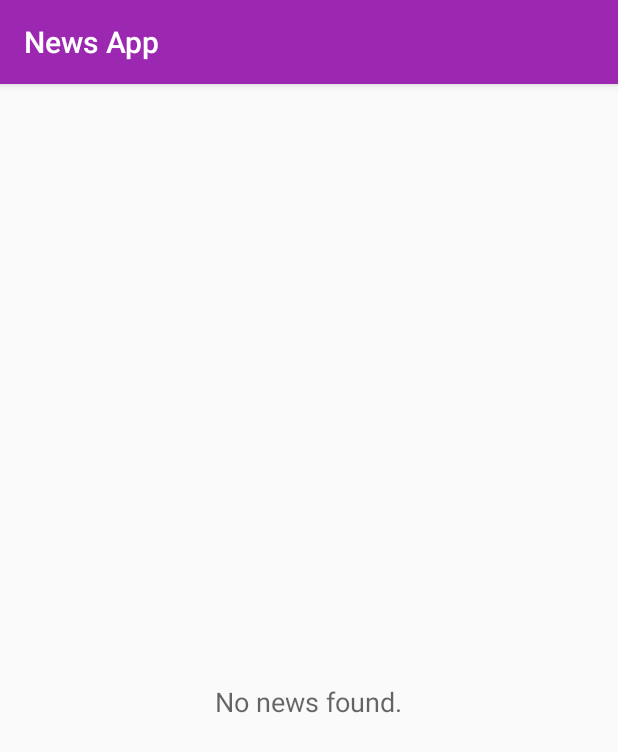
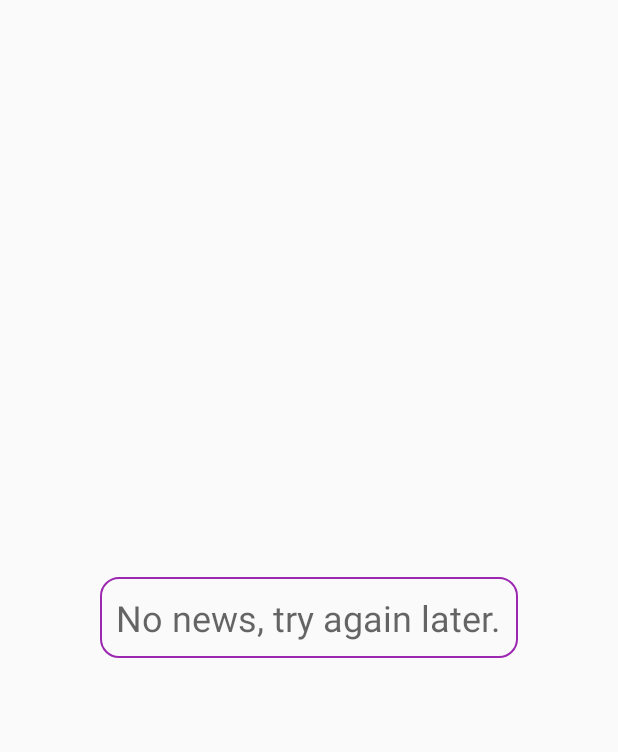
Before and after one commit to angwandi/NewsAppABNSGU, an Android app: the screen it shows after launch (NewsAppActivity), on a phone screen of 412 x 824 dp. Shown: the top 752 px of the screen. Run offline under Robolectric (Android 15) with nearby library versions, the phone set to English and light mode, and no system bars.

Commit message:
Cleaning before submission

```diff
--- a/app/src/main/java/com/example/demad/newsapp/NewsAppActivity.java
+++ b/app/src/main/java/com/example/demad/newsapp/NewsAppActivity.java
@@ -7,12 +7,15 @@ import android.content.Loader;
 import android.net.ConnectivityManager;
 import android.net.NetworkInfo;
 import android.net.Uri;
+import android.os.Build;
+import android.support.annotation.RequiresApi;
 import android.support.v7.app.AppCompatActivity;
 import android.os.Bundle;
 import android.view.View;
 import android.widget.AdapterView;
 import android.widget.ListView;
 import android.widget.TextView;
+import android.support.v7.widget.Toolbar;
 
 import java.util.ArrayList;
 import java.util.List;
@@ -31,11 +34,17 @@ public class NewsAppActivity extends AppCompatActivity
      * TextView that is displayed when the list is empty
      */
     private TextView mEmptyStateTextView;
+    /**
+     * Toolbar
+     */
+    Toolbar toolbar;
 
+    @RequiresApi(api = Build.VERSION_CODES.LOLLIPOP)
     @Override
     protected void onCreate(Bundle savedInstanceState) {
         super.onCreate(savedInstanceState);
         setContentView(R.layout.activity_news_app);
+        toolbar = findViewById(R.id.toolbar);
         // Find a reference to the {@link ListView} in the layout
         ListView newsAppListView = findViewById(R.id.list);
         mEmptyStateTextView = findViewById(R.id.empty_view);
@@ -83,6 +92,10 @@ public class NewsAppActivity extends AppCompatActivity
             loadingIndicator.setVisibility(View.GONE);
             // Update empty state with no connection error message
             mEmptyStateTextView.setText(R.string.no_internet_connection);
+            mEmptyStateTextView.setBackgroundResource(R.drawable.text_background);
+            mEmptyStateTextView.setPadding(16, 16, 16, 16);
+            mEmptyStateTextView.setTextSize(24);
+            toolbar.setVisibility(View.GONE);
         }
     }
 
@@ -92,6 +105,7 @@ public class NewsAppActivity extends AppCompatActivity
         return new NewsAppLoader(this);
     }
 
+    @RequiresApi(api = Build.VERSION_CODES.LOLLIPOP)
     @Override
     public void onLoadFinished(Loader<List<NewsApp>> loader, List<NewsApp> newsApps) {
         // Hide loading indicator because the data has been loaded
@@ -99,6 +113,10 @@ public class NewsAppActivity extends AppCompatActivity
         loadingIndicator.setVisibility(View.GONE);
         // Set empty state text to display "No news found."
         mEmptyStateTextView.setText(R.string.no_news);
+        mEmptyStateTextView.setBackgroundResource(R.drawable.text_background);
+        mEmptyStateTextView.setPadding(16, 16, 16, 16);
+        mEmptyStateTextView.setTextSize(24);
+        toolbar.setVisibility(View.GONE);
         // If there is a valid list of {@link NewsApp}s, then add them to the adapter's
         // data set. This will trigger the ListView to update.
         if (newsApps != null && !newsApps.isEmpty()) {
@@ -107,6 +125,7 @@ public class NewsAppActivity extends AppCompatActivity
             mAdapter.clear();
             mAdapter.setNotifyOnChange(true);
             mAdapter.addAll(newsApps);
+            toolbar.setVisibility(View.VISIBLE);
         }
     }
 
--- a/app/src/main/java/com/example/demad/newsapp/QueryUtils.java
+++ b/app/src/main/java/com/example/demad/newsapp/QueryUtils.java
@@ -31,7 +31,7 @@ public class QueryUtils {
     private static final String LOD_TAG = QueryUtils.class.getSimpleName();
 
     /**
-     * building and manipulating my uri url requests as string
+     * building and manipulating my uri url requests
      */
     private static String createStringUrl() {
         Uri.Builder baseUriBuilder = new Uri.Builder();
@@ -196,7 +196,7 @@ public class QueryUtils {
                     }
                     artAuthor = artAuthorBuilder.toString();
                 }
-                // Create a new {@link NewsApp} object with the artTitle, secName,artDate
+                // Create a new {@link NewsApp} object with the artTitle, secName,artDate,artAuthor and url.
                 NewsApp newsApp = new NewsApp(artTitle, secName, artDate, artAuthor, url);
                 // and url from the JSON response.
                 newsApps.add(newsApp);
--- a/app/src/main/res/values/strings.xml
+++ b/app/src/main/res/values/strings.xml
@@ -1,14 +1,7 @@
 <resources>
   <string name="app_name">News App</string>
   <!-- Error message when there is no internet connectivity [CHAR LIMIT=NONE] -->
-  <string name="no_internet_connection">No internet connection.</string>
+  <string name="no_internet_connection"> Oops! No internet connection.</string>
   <!--Text to display in the list when there are no earthquakes [CHAR LIMIT=NONE]-->
-  <string name="no_news">No news found.</string>
-  <!--JSONArray parse Strings-->
-  <string name="array_results">results</string>
-  <string name="index_webTitle">webTitle</string>
-  <string name="index_sectionName">sectionName</string>
-  <string name="index_webPublicationDate">webPublicationDate</string>
-  <string name="index_webUrl">webUrl</string>
-
+  <string name="no_news">No news, try again later.</string>
 </resources>
```
